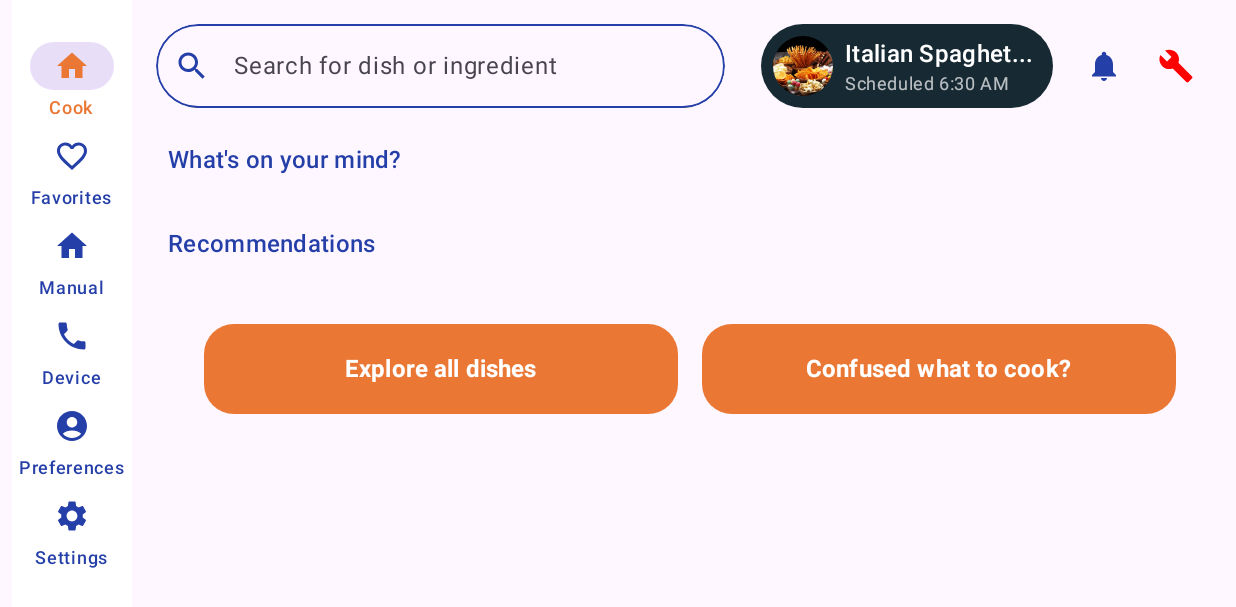
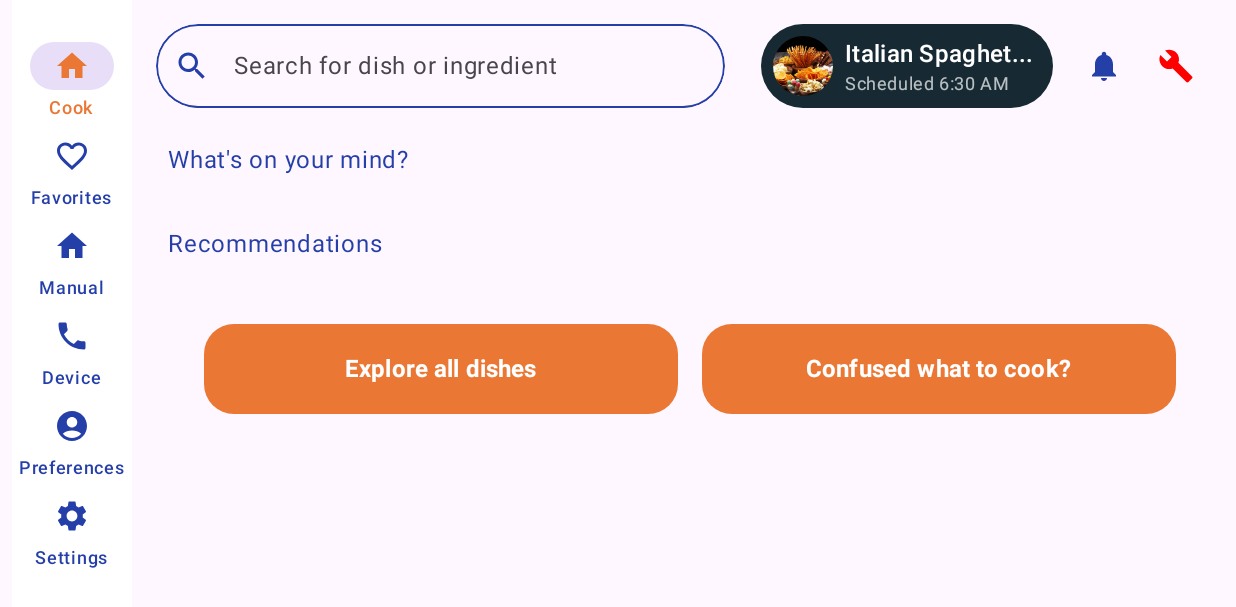
Before and after one commit to rhsajalLimeroad/Let-s-Nosh, an Android app built with Jetpack Compose: the screen it shows after launch (MainActivity), on a phone screen of 824 x 412 dp (held sideways). Shown: the top 607 px of the screen. Run offline under Robolectric (Android 15) with nearby library versions, the phone set to English and light mode, and no system bars; our stand-ins replace livedata-compose; pictures from the network do not load; 2 statements that could not run were skipped.

Commit message:
some optimizations

```diff
--- a/app/build.gradle.kts
+++ b/app/build.gradle.kts
@@ -62,13 +62,11 @@ dependencies {
     implementation(libs.kotlinx.serialization.json)
     implementation(libs.retrofit)
     implementation(libs.androidx.lifecycle.viewmodel.compose)
-    implementation(libs.androidx.lifecycle.runtime.ktx.v262)
     implementation(libs.ui)
     implementation(libs.androidx.runtime.livedata)
     implementation(libs.converter.gson)
     implementation(libs.kotlinx.coroutines.core)
     implementation(libs.kotlinx.coroutines.android)
-    implementation(libs.windowSizeClass)
     implementation(libs.coil)
     testImplementation(libs.junit)
     androidTestImplementation(libs.androidx.junit)
--- a/app/src/main/java/com/example/letsnosh/repository/DishRepository.kt
+++ b/app/src/main/java/com/example/letsnosh/repository/DishRepository.kt
@@ -11,10 +11,8 @@ class DishRepository {
 
     suspend fun fetchDishes(): Response<List<Dish>>? {
         return try {
-            Log.d("kya mila?", "fetchDishes")
             api.getDishes()
         } catch (e: Exception) {
-            Log.d("kya mila?", "error ==> $e")
             e.printStackTrace()
             null
         }
--- a/app/src/main/java/com/example/letsnosh/ui/activities/MainActivity.kt
+++ b/app/src/main/java/com/example/letsnosh/ui/activities/MainActivity.kt
@@ -2,7 +2,6 @@ package com.example.letsnosh.ui.activities
 
 import android.content.Context
 import android.os.Bundle
-import android.util.Log
 import android.widget.Toast
 import androidx.activity.ComponentActivity
 import androidx.activity.compose.setContent
@@ -34,10 +33,11 @@ import androidx.compose.foundation.lazy.itemsIndexed
 import androidx.compose.foundation.rememberScrollState
 import androidx.compose.foundation.shape.CircleShape
 import androidx.compose.foundation.shape.RoundedCornerShape
+import androidx.compose.foundation.text.KeyboardActions
+import androidx.compose.foundation.text.KeyboardOptions
 import androidx.compose.foundation.verticalScroll
 import androidx.compose.material.icons.Icons
 import androidx.compose.material.icons.filled.AccountCircle
-import androidx.compose.material.icons.filled.AddCircle
 import androidx.compose.material.icons.filled.Build
 import androidx.compose.material.icons.filled.FavoriteBorder
 import androidx.compose.material.icons.filled.Home
@@ -77,9 +77,11 @@ import androidx.compose.ui.draw.shadow
 import androidx.compose.ui.graphics.Color
 import androidx.compose.ui.layout.ContentScale
 import androidx.compose.ui.platform.LocalContext
+import androidx.compose.ui.platform.LocalSoftwareKeyboardController
 import androidx.compose.ui.res.painterResource
 import androidx.compose.ui.res.stringResource
 import androidx.compose.ui.text.font.FontWeight
+import androidx.compose.ui.text.input.ImeAction
 import androidx.compose.ui.text.style.TextAlign
 import androidx.compose.ui.text.style.TextOverflow
 import androidx.compose.ui.unit.dp
@@ -90,6 +92,7 @@ import com.example.letsnosh.data.Dish
 import com.example.letsnosh.helper.CookingTimeBottomSheet
 import com.example.letsnosh.helper.DishStorageHelper
 import com.example.letsnosh.ui.theme.Blue
+import com.example.letsnosh.ui.theme.LightOrange
 import com.example.letsnosh.ui.theme.Orange
 import com.example.letsnosh.viewmodel.DishViewModel
 
@@ -101,7 +104,6 @@ class MainActivity : ComponentActivity() {
         super.onCreate(savedInstanceState)
         dishViewModel.loadDishes()
         setContent {
-            Log.d("kya mila?", "setContent")
             DishApp(dishViewModel = dishViewModel)
         }
     }
@@ -139,15 +141,21 @@ fun RecipeHubExpandedLayout(
     displayTimeSelector: MutableState<Boolean>,
     recipeTimeUpdateTrigger: MutableIntState? = null
 ) {
+    val error by dishViewModel.error.observeAsState(initial = null)
+    val cxt = LocalContext.current
+    error?.let {
+        LaunchedEffect(it) {
+            Toast.makeText(cxt, it, Toast.LENGTH_SHORT).show()
+        }
+    }
     Scaffold { padding ->
         Row {
-            LandscapeNavigationBar()
+            NavigationBar()
             RecipeExplorer(
                 modifier = Modifier.padding(padding),
                 dishViewModel = dishViewModel,
                 selectedIndex = activeRecipeIndex,
                 showBottomSheet = displayTimeSelector,
-                isLandscape = true,
                 rescheduleTrigger = recipeTimeUpdateTrigger
             )
         }
@@ -160,11 +168,9 @@ fun RecipeExplorer(
     dishViewModel: DishViewModel,
     selectedIndex: MutableIntState,
     showBottomSheet: MutableState<Boolean>,
-    isLandscape: Boolean = false,
     rescheduleTrigger: MutableIntState? = null
 ) {
     val availableRecipes by dishViewModel.dishes.observeAsState(initial = emptyList())
-    val error by dishViewModel.error.observeAsState(initial = null)
     val context = LocalContext.current
     val selectedScheduleRecipe = remember { mutableStateOf(DishStorageHelper(context).retrieveDishData()) }
 
@@ -175,26 +181,10 @@ fun RecipeExplorer(
         }
     }
 
-    // Show error if any
-    error?.let {
-        LaunchedEffect(it) {
-            Toast.makeText(context, it, Toast.LENGTH_SHORT).show()
-        }
-    }
-
     Column(modifier.verticalScroll(rememberScrollState())) {
         Spacer(modifier = Modifier.height(16.dp))
 
-        // Display appropriate header based on layout
-        if (isLandscape) {
-            ExpandedHeader(modifier = Modifier, selectedScheduleRecipe)
-        } else {
-            SearchField(
-                modifier = Modifier
-                    .fillMaxWidth()
-                    .padding(horizontal = 8.dp)
-            )
-        }
+        Header(modifier = Modifier, selectedScheduleRecipe)
 
         ContentSection(title = R.string.whats_on_your_mind) {
             CategoryCarousel()
@@ -210,13 +200,16 @@ fun RecipeExplorer(
 
         Spacer(modifier = Modifier.height(16.dp))
 
-        ActionButtonsRow()
+        BottomActionButtons()
     }
 }
 
 @Composable
 fun SearchField(modifier: Modifier = Modifier) {
     var queryText by rememberSaveable { mutableStateOf("") }
+    val ctx = LocalContext.current
+    val keyboardController = LocalSoftwareKeyboardController.current
+
 
     TextField(
         modifier = modifier
@@ -238,12 +231,23 @@ fun SearchField(modifier: Modifier = Modifier) {
         ),
         placeholder = {
             Text(text = stringResource(R.string.search_hint))
-        }
+        },
+        keyboardOptions = KeyboardOptions(
+            imeAction = ImeAction.Search
+        ),
+        keyboardActions = KeyboardActions(
+            onSearch = {
+                if(queryText.isNotBlank()) {
+                    stayTunedToastMessage(ctx, "You searched for $queryText")
+                }
+            },
+            onDone = { keyboardController?.hide() }
+        )
     )
 }
 
 @Composable
-fun ExpandedHeader(
+fun Header(
     modifier: Modifier = Modifier,
     selectedScheduleRecipe: MutableState<Dish?> = mutableStateOf(null)
 ) {
@@ -349,7 +353,7 @@ fun ContentSection(
     Column(modifier) {
         Text(
             text = stringResource(id = title),
-            style = MaterialTheme.typography.titleMedium,
+            style = MaterialTheme.typography.bodyLarge,
             color = Blue,
             modifier = Modifier
                 .paddingFromBaseline(top = 40.dp, bottom = 16.dp)
@@ -501,7 +505,7 @@ fun RecipeCard(
                         .align(Alignment.BottomCenter)
                         .offset(y = 8.dp)
                         .background(
-                            color = Color(0xFFFFA500),
+                            color = LightOrange,
                             shape = RoundedCornerShape(12.dp)
                         ),
                     horizontalArrangement = Arrangement.Center,
@@ -537,17 +541,15 @@ fun RecipeCard(
                 textAlign = TextAlign.Center
             )
 
-            // Preparation info
             Row(
                 modifier = Modifier.fillMaxWidth(),
                 horizontalArrangement = Arrangement.Center,
                 verticalAlignment = Alignment.CenterVertically
             ) {
-                Icon(
-                    imageVector = Icons.Default.AddCircle,
-                    contentDescription = "Time",
-                    tint = textColor,
-                    modifier = Modifier.size(16.dp)
+                Image(
+                    painter = painterResource(id = R.drawable.cooking),
+                    contentDescription = "barbeque image",
+                    modifier = Modifier.size(24.dp)
                 )
                 Text(
                     text = "$time · $difficulty prep.",
@@ -561,7 +563,7 @@ fun RecipeCard(
 }
 
 @Composable
-fun ActionButtonsRow() {
+fun BottomActionButtons() {
     val ctx = LocalContext.current
     Row(
         modifier = Modifier
@@ -608,7 +610,7 @@ fun ActionButtonsRow() {
 }
 
 @Composable
-private fun LandscapeNavigationBar(modifier: Modifier = Modifier) {
+private fun NavigationBar(modifier: Modifier = Modifier) {
     val ctx = LocalContext.current
 
     NavigationRail(
--- a/app/src/main/java/com/example/letsnosh/ui/theme/Color.kt
+++ b/app/src/main/java/com/example/letsnosh/ui/theme/Color.kt
@@ -12,3 +12,4 @@ val Pink40 = Color(0xFF7D5260)
 
 val Blue = Color(0xFF253FA8)
 val Orange = Color(0xFFEB7734)
+val LightOrange = Color(0xFFFFA500)
--- a/app/src/main/java/com/example/letsnosh/viewmodel/DishViewModel.kt
+++ b/app/src/main/java/com/example/letsnosh/viewmodel/DishViewModel.kt
@@ -21,19 +21,19 @@ class DishViewModel : ViewModel() {
     val error: LiveData<String> get() = _error
 
     fun loadDishes() {
-        Log.d("kya mila?", "loadDishes")
         viewModelScope.launch {
             try {
                 val response = withContext(Dispatchers.IO) {
                     repository.fetchDishes()
                 }
-                Log.d("kya mila?", "viewModelScope ==> $response")
                 if (response != null) {
                     if(response.isSuccessful && response.body() != null) {
                         _dishes.postValue(response.body())
                     } else {
                         _error.postValue("Error: ${response.code()}")
                     }
+                } else {
+                    _error.postValue("Some error occurred")
                 }
             } catch (e: Exception) {
                 Log.d("error", "Some error occurred ==> $e")
--- a/gradle/libs.versions.toml
+++ b/gradle/libs.versions.toml
@@ -13,8 +13,6 @@ kotlinxSerializationJson = "1.6.0"
 lifecycleRuntimeKtx = "2.8.7"
 activityCompose = "1.10.1"
 composeBom = "2025.03.00"
-windowSizeClass = "1.3.0"
-lifecycleRuntimeKtxVersion = "2.8.7"
 retrofit = "2.9.0"
 ui = "1.7.8"
 coil = "2.3.0"
@@ -22,7 +20,6 @@ runtimeLivedata = "1.7.8"
 
 [libraries]
 androidx-core-ktx = { group = "androidx.core", name = "core-ktx", version.ref = "coreKtx" }
-androidx-lifecycle-runtime-ktx-v262 = { module = "androidx.lifecycle:lifecycle-runtime-ktx", version.ref = "lifecycleRuntimeKtxVersion" }
 androidx-lifecycle-viewmodel-compose = { module = "androidx.lifecycle:lifecycle-viewmodel-compose", version.ref = "lifecycleRuntimeKtx" }
 converter-gson = { module = "com.squareup.retrofit2:converter-gson", version.ref = "converterGson" }
 junit = { group = "junit", name = "junit", version.ref = "junit" }
@@ -41,7 +38,6 @@ androidx-material3 = { group = "androidx.compose.material3", name = "material3"
 kotlin-serialization = { module = "org.jetbrains.kotlin:kotlin-serialization", version.ref = "kotlinSerialization" }
 kotlinx-coroutines-android = { module = "org.jetbrains.kotlinx:kotlinx-coroutines-android", version.ref = "kotlinxCoroutinesAndroid" }
 kotlinx-coroutines-core = { module = "org.jetbrains.kotlinx:kotlinx-coroutines-core", version.ref = "kotlinxCoroutinesCore" }
-windowSizeClass = { group = "androidx.compose.material3", name = "material3-window-size-class", version.ref = "windowSizeClass" }
 kotlinx-serialization-json = { module = "org.jetbrains.kotlinx:kotlinx-serialization-json", version.ref = "kotlinxSerializationJson" }
 retrofit = { module = "com.squareup.retrofit2:retrofit", version.ref = "retrofit" }
 ui = { module = "androidx.compose.ui:ui", version.ref = "ui" }
```
Also changed, not shown: app/src/main/res/drawable/cooking.jpg (added).
